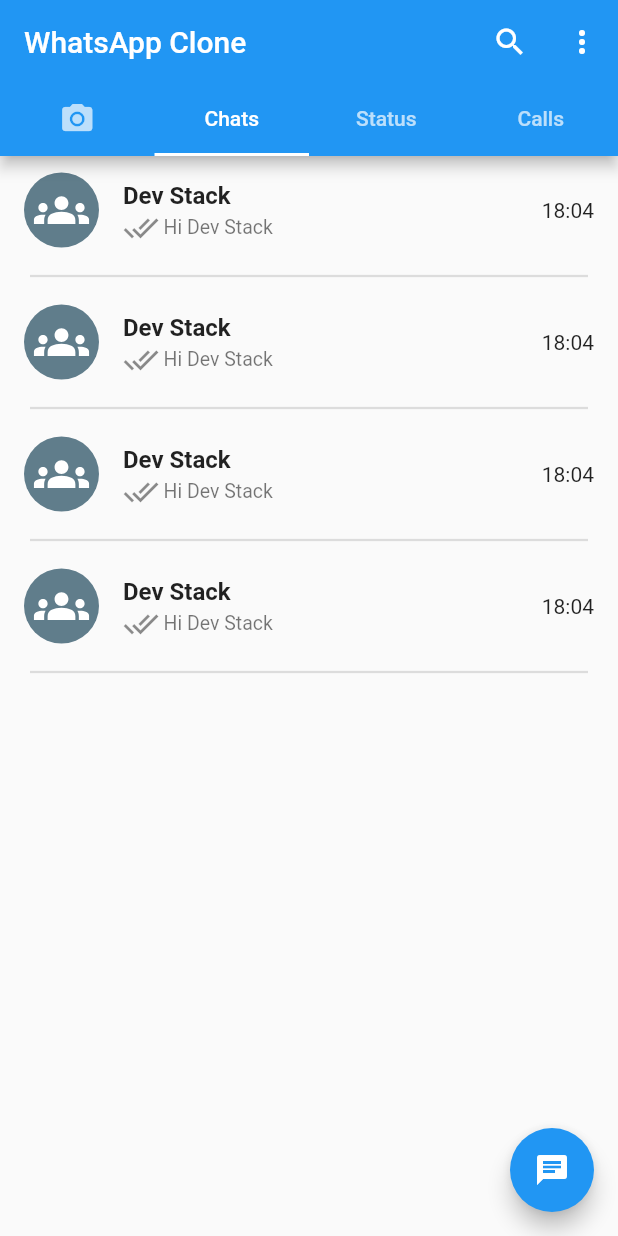
After one commit to ilyasso/Flutter_lessons, a Flutter app: the WhatsAppHomeScreen screen opened directly, tab 2 chosen, on a phone screen of 412 x 824 dp. The commit adds this screen. Run offline on Flutter 3.47's test engine with Material 2 defaults, Android fonts, the phone set to English and light mode, and no system bars; our stand-ins replace audioplayers, flutter_spinkit, font_awesome_flutter, geolocator, get, google_fonts and 3 more.

Commit message:
new whatsapp clone

```diff
--- a/lib/home_page.dart
+++ b/lib/home_page.dart
@@ -1,6 +1,7 @@
 import 'package:flutter/material.dart';
 import 'package:general/lesson_03.dart';
 import 'package:general/lesson_09_01/main.dart';
+import 'package:general/lesson_10/main.dart';
 import 'package:general/screens/quiz/quiz_screens.dart';
 import 'package:general/screens/score/score_screens.dart';
 import 'package:get/get_navigation/get_navigation.dart';
@@ -88,8 +89,8 @@
                       link: WEatherAppScreen(),
                     ),
                     HomePageButton(
-                      name: 'Тиркеме 4',
-                      link: DiceApp(),
+                      name: 'Тиркеме 10',
+                      link: WhatsappApp(),
                     ),
                     HomePageButton(
                       name: 'Тиркеме 5',
--- /dev/null
+++ b/lib/lesson_10/CustomUI/CustomCard.dart
@@ -0,0 +1,55 @@
+import 'package:flutter/material.dart';
+import 'package:websafe_svg/websafe_svg.dart';
+
+class CustomCard extends StatelessWidget {
+  const CustomCard({Key key}) : super(key: key);
+
+  @override
+  Widget build(BuildContext context) {
+    return InkWell(
+      onTap: () {},
+      child: Column(
+        children: [
+          ListTile(
+            leading: CircleAvatar(
+              radius: 25,
+              child: WebsafeSvg.asset(
+                'assets/icons/groups.svg',
+                color: Colors.white,
+                height: 37,
+                width: 37,
+              ),
+              backgroundColor: Colors.blueGrey,
+            ),
+            title: Text(
+              'Dev Stack ',
+              style: TextStyle(
+                fontSize: 16,
+                fontWeight: FontWeight.bold,
+              ),
+            ),
+            subtitle: Row(
+              children: [
+                Icon(Icons.done_all),
+                SizedBox(
+                  width: 3,
+                ),
+                Text(
+                  "Hi Dev Stack",
+                  style: TextStyle(fontSize: 13),
+                ),
+              ],
+            ),
+            trailing: Text("18:04"),
+          ),
+          Padding(
+            padding: const EdgeInsets.only(right: 20, left: 20),
+            child: Divider(
+              thickness: 1.5,
+            ),
+          ),
+        ],
+      ),
+    );
+  }
+}
--- /dev/null
+++ b/lib/lesson_10/main.dart
@@ -0,0 +1,22 @@
+import 'package:flutter/material.dart';
+
+import 'screen/main_screen.dart';
+
+class WhatsappApp extends StatelessWidget {
+  const WhatsappApp({Key key}) : super(key: key);
+
+  @override
+  Widget build(BuildContext context) {
+    return MaterialApp(
+      debugShowCheckedModeBanner: false,
+      theme: ThemeData(
+        fontFamily: "OpenSans",
+        colorScheme: ColorScheme.fromSwatch().copyWith(
+          primary: Color(0xff075e54),
+          secondary: Color(0xff128c7e),
+        ),
+      ),
+      home: WhatsAppHomeScreen(),
+    );
+  }
+}
--- /dev/null
+++ b/lib/lesson_10/pages/chat_page.dart
@@ -0,0 +1,29 @@
+import 'package:flutter/material.dart';
+import 'package:general/lesson_10/CustomUI/CustomCard.dart';
+
+class ChatPage extends StatefulWidget {
+  const ChatPage({Key key}) : super(key: key);
+
+  @override
+  State<ChatPage> createState() => _ChatPageState();
+}
+
+class _ChatPageState extends State<ChatPage> {
+  @override
+  Widget build(BuildContext context) {
+    return Scaffold(
+      floatingActionButton: FloatingActionButton(
+        onPressed: () {},
+        child: Icon(Icons.chat),
+      ),
+      body: ListView(
+        children: [
+          CustomCard(),
+          CustomCard(),
+          CustomCard(),
+          CustomCard(),
+        ],
+      ),
+    );
+  }
+}
--- /dev/null
+++ b/lib/lesson_10/screen/main_screen.dart
@@ -0,0 +1,87 @@
+import 'package:flutter/material.dart';
+import 'package:get/get.dart';
+
+import '../pages/chat_page.dart';
+
+class WhatsAppHomeScreen extends StatefulWidget {
+  const WhatsAppHomeScreen({Key key}) : super(key: key);
+
+  @override
+  State<WhatsAppHomeScreen> createState() => _WhatsAppHomeScreenState();
+}
+
+class _WhatsAppHomeScreenState extends State<WhatsAppHomeScreen>
+    with SingleTickerProviderStateMixin {
+  TabController _controller;
+  @override
+  void initState() {
+    // TODO: implement initState
+    super.initState();
+    _controller = TabController(length: 4, vsync: this, initialIndex: 0);
+  }
+
+  @override
+  Widget build(BuildContext context) {
+    return Scaffold(
+      appBar: AppBar(
+        title: Text('WhatsApp Clone'),
+        actions: [
+          IconButton(onPressed: () {}, icon: Icon(Icons.search)),
+          PopupMenuButton<String>(onSelected: (value) {
+            print(value);
+          }, itemBuilder: (BuildContext context) {
+            return [
+              PopupMenuItem(
+                child: Text('New Group'),
+                value: "New group",
+              ),
+              PopupMenuItem(
+                child: Text('New broadcast'),
+                value: "New broadcast",
+              ),
+              PopupMenuItem(
+                child: Text('WhatsApp Web'),
+                value: "Whatsapp Web",
+              ),
+              PopupMenuItem(
+                child: Text('Starred Message'),
+                value: "Starred message",
+              ),
+              PopupMenuItem(
+                child: Text('Settings'),
+                value: "Settings",
+              ),
+            ];
+          })
+        ],
+        bottom: TabBar(
+          controller: _controller,
+          indicatorColor: Colors.white,
+          tabs: [
+            Tab(
+              icon: Icon(Icons.camera_alt),
+            ),
+            Tab(
+              text: "Chats",
+            ),
+            Tab(
+              text: "Status",
+            ),
+            Tab(
+              text: "Calls",
+            ),
+          ],
+        ),
+      ),
+      body: TabBarView(
+        controller: _controller,
+        children: [
+          Text('Camera'),
+          ChatPage(),
+          Text('Status'),
+          Text('Calls'),
+        ],
+      ),
+    );
+  }
+}
```
Also changed, not shown: pubspec.yaml (+6 -5 lines), assets/fonts/OpenSans-Bold.ttf (added), assets/fonts/OpenSans-BoldItalic.ttf (added), assets/fonts/OpenSans-ExtraBold.ttf (added), assets/fonts/OpenSans-ExtraBoldItalic.ttf (added), assets/fonts/OpenSans-Italic.ttf (added), assets/fonts/OpenSans-Light.ttf (added), assets/fonts/OpenSans-LightItalic.ttf (added), assets/fonts/OpenSans-Medium.ttf (added), assets/fonts/OpenSans-MediumItalic.ttf (added), assets/fonts/OpenSans-Regular.ttf (added), assets/fonts/OpenSans-SemiBold.ttf (added), assets/fonts/OpenSans-SemiBoldItalic.ttf (added), assets/icons/groups.svg (added), 1 more files.
